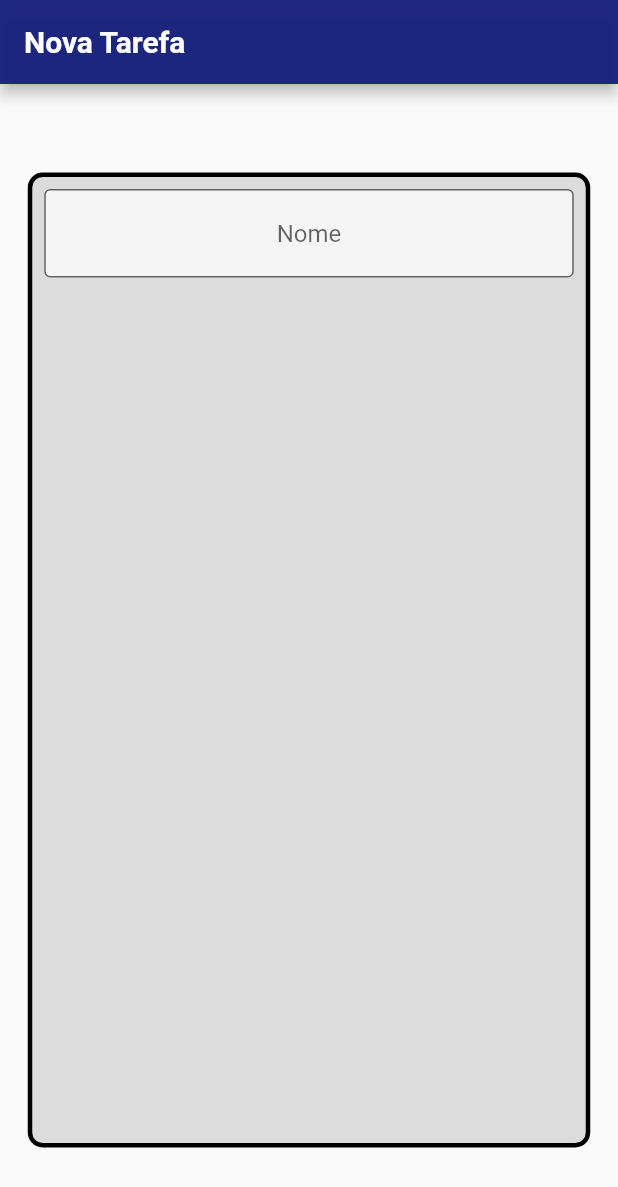
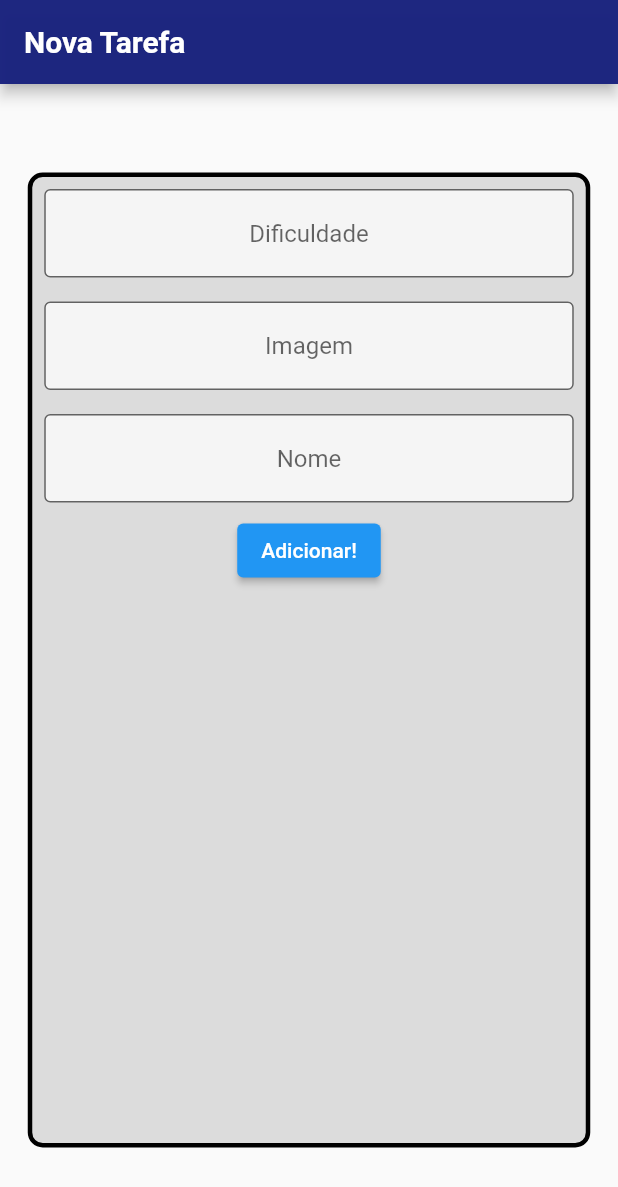
Before and after one commit to harrisonpinchieri/projetoandroid, a Flutter app: the screen it shows after launch, on a phone screen of 412 x 824 dp. Shown: the top 1187 px of the screen. Run offline on Flutter 3.47's test engine with Material 2 defaults, Android fonts, the phone set to English and light mode, and no system bars.

```diff
--- a/lib/screens/form_screen.dart
+++ b/lib/screens/form_screen.dart
@@ -8,27 +8,56 @@ class FormScreen extends StatefulWidget {
 }
 
 class _FormScreenState extends State<FormScreen> {
+  TextEditingController nameController = TextEditingController();
+  TextEditingController dificultyController = TextEditingController();
+  TextEditingController imageController = TextEditingController();
+
   @override
   Widget build(BuildContext context) {
     return Scaffold(
       appBar: AppBar(
         title: const Text('Nova Tarefa'),
-      ) ,
+      ),
       body: Center(
         child: Container(
-
             height: 650,
             width: 375,
             decoration: BoxDecoration(
-                color:Colors.black12,
+              color: Colors.black12,
               borderRadius: BorderRadius.circular(10),
               border: Border.all(width: 3),
             ),
-          child: Column(
-            children:[
+            child: Column(children: [
               Padding(
                 padding: const EdgeInsets.all(8.0),
                 child: TextFormField(
+                  controller: dificultyController,
+                  textAlign: TextAlign.center,
+                  decoration: InputDecoration(
+                    border: OutlineInputBorder(),
+                    hintText: 'Dificuldade',
+                    fillColor: Colors.white70,
+                    filled: true,
+                  ),
+                ),
+              ),
+              Padding(
+                padding: const EdgeInsets.all(8.0),
+                child: TextFormField(
+                  controller: imageController,
+                  textAlign: TextAlign.center,
+                  decoration: InputDecoration(
+                    border: OutlineInputBorder(),
+                    hintText: 'Imagem',
+                    fillColor: Colors.white70,
+                    filled: true,
+                  ),
+                ),
+              ),
+              Padding(
+                padding: const EdgeInsets.all(8.0),
+                child: TextFormField(
+                  controller: nameController,
                   textAlign: TextAlign.center,
                   decoration: InputDecoration(
                     border: OutlineInputBorder(),
@@ -38,10 +67,17 @@ class _FormScreenState extends State<FormScreen> {
                   ),
                 ),
               ),
-          ]
+              ElevatedButton(
+                onPressed: () {
+
+                  print(nameController.text);
+                  print(int.parse(dificultyController.text));
+                  print(imageController.text);
+
+                },
+                child: Text('Adicionar!'),
               )
-
-        ),
+            ])),
       ),
     );
   }
```
Lines whose indentation alone changed are shown as unchanged.
